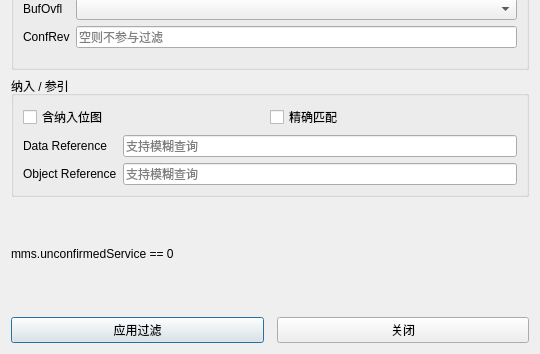
Qt form ui/qt/mms_report_filter_dialog.ui (marshalyyx2000/wireshark) before a commit; both pictures show x 0 to 540 and y 286 to 640 of the 540 by 640 pixel window.
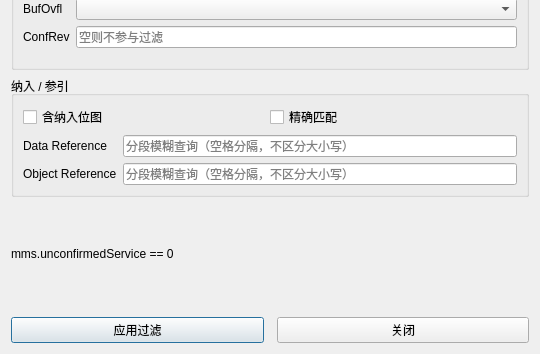
The same form after that commit.

```diff
--- a/ui/qt/mms_report_filter_dialog.ui
+++ b/ui/qt/mms_report_filter_dialog.ui
@@ -206,7 +206,7 @@
       <item row="1" column="1">
        <widget class="QLineEdit" name="dataRefEdit">
         <property name="placeholderText">
-         <string>支持模糊查询</string>
+         <string>分段模糊查询（空格分隔，不区分大小写）</string>
         </property>
         <property name="clearButtonEnabled">
          <bool>true</bool>
@@ -223,7 +223,7 @@
       <item row="2" column="1">
        <widget class="QLineEdit" name="objRefEdit">
         <property name="placeholderText">
-         <string>支持模糊查询</string>
+         <string>分段模糊查询（空格分隔，不区分大小写）</string>
         </property>
         <property name="clearButtonEnabled">
          <bool>true</bool>
```
